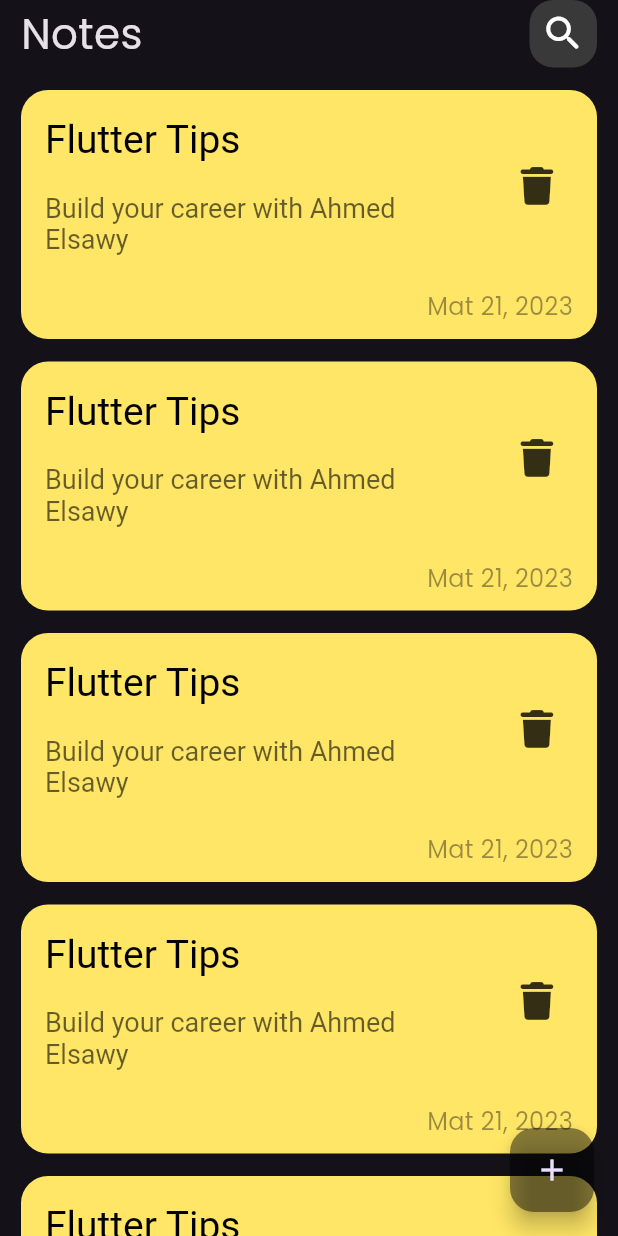
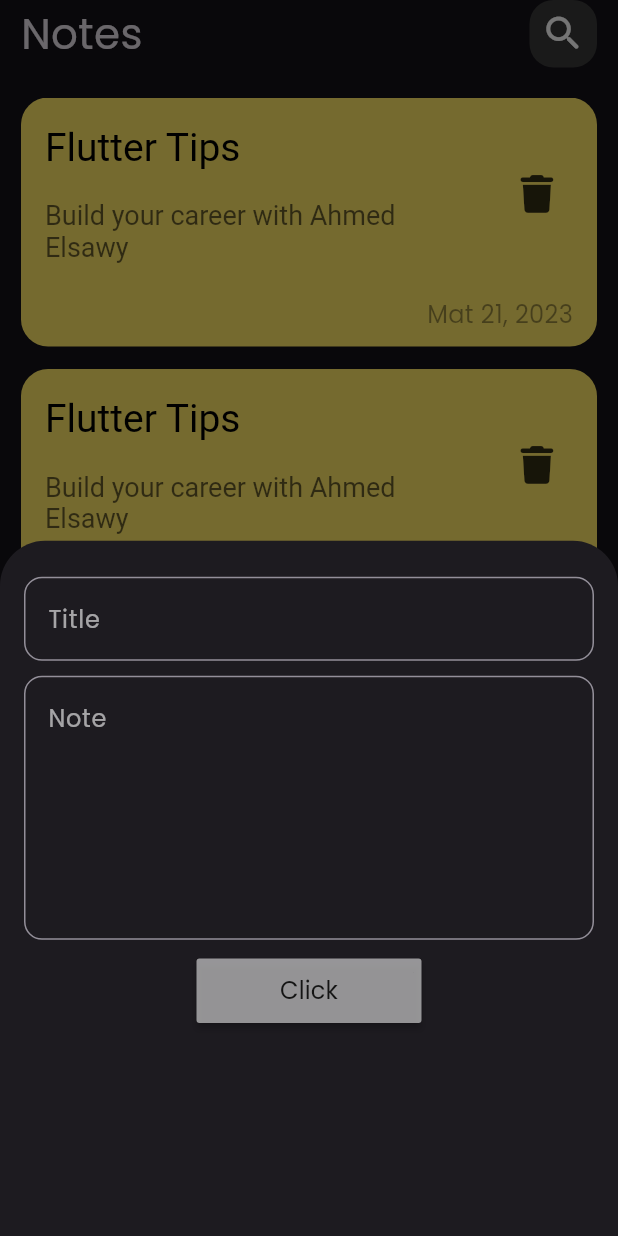
Before and after one commit to A-Elsawy/notes-app, a Flutter app: the screen it shows after launch, after a tap on the "add" icon, on a phone screen of 412 x 824 dp. Run offline on Flutter 3.47's test engine with Material 3 defaults, Android fonts, the phone set to English and light mode, and no system bars; our stand-ins replace font_awesome_flutter.

Commit message:
create bottom sheet

```diff
--- a/lib/views/notes_view.dart
+++ b/lib/views/notes_view.dart
@@ -1,5 +1,6 @@
 import 'package:flutter/material.dart';
-import 'package:notes_app/views/widgets/notes_view_body.dart';
+import 'package:notes_app/widgets/custom_bottom_sheet.dart';
+import 'package:notes_app/widgets/notes_view_body.dart';
 
 class NotesView extends StatelessWidget {
   const NotesView({super.key});
@@ -10,7 +11,18 @@ class NotesView extends StatelessWidget {
       body: const NotesViewBody(),
       // ------------------------
       floatingActionButton: FloatingActionButton(
-        onPressed: () {},
+        onPressed: () {
+          showModalBottomSheet(
+            shape: const RoundedRectangleBorder(
+              borderRadius: BorderRadius.only(
+                topLeft: Radius.circular(30),
+                topRight: Radius.circular(30),
+              ),
+            ),
+            context: context,
+            builder: (context) => const AddCustomNoteBottomSheet(),
+          );
+        },
         backgroundColor: Colors.black45,
         child: const Icon(Icons.add),
       ),
--- /dev/null
+++ b/lib/widgets/custom_app_bar.dart
@@ -0,0 +1,22 @@
+import 'package:flutter/material.dart';
+import 'package:notes_app/widgets/custom_search_icon.dart';
+
+class CustomAppBar extends StatelessWidget {
+  const CustomAppBar({super.key});
+
+  @override
+  Widget build(BuildContext context) {
+    return const Row(
+      mainAxisAlignment: MainAxisAlignment.spaceBetween,
+      children: <Widget>[
+        Text(
+          'Notes',
+          style: TextStyle(
+            fontSize: 28,
+          ),
+        ),
+        CustomSearchIcon(),
+      ],
+    );
+  }
+}
--- /dev/null
+++ b/lib/widgets/custom_bottom_sheet.dart
@@ -0,0 +1,49 @@
+import 'package:flutter/material.dart';
+import 'package:notes_app/widgets/custom_text_field.dart';
+
+class AddCustomNoteBottomSheet extends StatelessWidget {
+  const AddCustomNoteBottomSheet({super.key});
+
+  @override
+  Widget build(BuildContext context) {
+    return Container(
+      decoration: const BoxDecoration(),
+      child: Padding(
+        padding: const EdgeInsets.symmetric(
+          horizontal: 16.0,
+        ),
+        child: Column(
+          children: [
+            const SizedBox(
+              height: 24,
+            ),
+            const CustomTextField(hintText: 'Title'),
+            const SizedBox(
+              height: 10,
+            ),
+            const CustomTextField(
+              hintText: 'Note',
+              maxLines: 6,
+            ),
+            const SizedBox(
+              height: 10,
+            ),
+            MaterialButton(
+              onPressed: () {},
+              color: Colors.white54,
+              minWidth: 150,
+              padding: const EdgeInsets.symmetric(vertical: 10),
+              child: const Text(
+                'Click',
+                style: TextStyle(
+                  color: Colors.black87,
+                  fontSize: 16,
+                ),
+              ),
+            ),
+          ],
+        ),
+      ),
+    );
+  }
+}
--- /dev/null
+++ b/lib/widgets/custom_search_icon.dart
@@ -0,0 +1,23 @@
+import 'package:flutter/material.dart';
+
+class CustomSearchIcon extends StatelessWidget {
+  const CustomSearchIcon({super.key});
+
+  @override
+  Widget build(BuildContext context) {
+    return Container(
+      height: 45,
+      width: 45,
+      decoration: BoxDecoration(
+        borderRadius: BorderRadius.circular(16),
+        color: const Color.fromARGB(255, 57, 57, 57),
+      ),
+      child: const Center(
+        child: Icon(
+          Icons.search_rounded,
+          size: 30,
+        ),
+      ),
+    );
+  }
+}
--- /dev/null
+++ b/lib/widgets/custom_text_field.dart
@@ -0,0 +1,26 @@
+import 'package:flutter/material.dart';
+
+class CustomTextField extends StatelessWidget {
+  final String? hintText;
+  final int? maxLines;
+  const CustomTextField({super.key, this.hintText, this.maxLines});
+
+  @override
+  Widget build(BuildContext context) {
+    return TextField(
+      maxLines: maxLines,
+      decoration: InputDecoration(
+        hintText: hintText,
+        hintStyle: const TextStyle(
+          color: Colors.white60,
+        ),
+        border: OutlineInputBorder(
+          borderRadius: BorderRadius.circular(12),
+          borderSide: const BorderSide(
+            color: Colors.white,
+          ),
+        ),
+      ),
+    );
+  }
+}
--- /dev/null
+++ b/lib/widgets/note_item.dart
@@ -0,0 +1,55 @@
+import 'package:flutter/material.dart';
+import 'package:font_awesome_flutter/font_awesome_flutter.dart';
+
+class NoteItem extends StatelessWidget {
+  final Color? color;
+
+  const NoteItem({super.key, this.color});
+
+  @override
+  Widget build(BuildContext context) {
+    return Container(
+      padding: const EdgeInsets.symmetric(horizontal: 16, vertical: 10),
+      decoration: BoxDecoration(
+        color: color ?? const Color(0xffffe666),
+        borderRadius: BorderRadius.circular(18),
+      ),
+      child: Column(
+        crossAxisAlignment: CrossAxisAlignment.end,
+        children: [
+          ListTile(
+            title: const Text('Flutter Tips'),
+            titleTextStyle: const TextStyle(fontSize: 26, color: Colors.black),
+            contentPadding: const EdgeInsets.all(0),
+            subtitle: const Padding(
+              padding: EdgeInsets.only(top: 20.0),
+              child: Text('Build your career with Ahmed Elsawy'),
+            ),
+            subtitleTextStyle:
+                TextStyle(fontSize: 18, color: Colors.black.withOpacity(0.6)),
+            trailing: IconButton(
+              onPressed: () {},
+              iconSize: 25,
+              icon: Icon(
+                FontAwesomeIcons.trash,
+                color: Colors.black.withOpacity(0.8),
+              ),
+            ),
+          ),
+          // --------------------------------------
+          const SizedBox(
+            height: 15,
+          ),
+          // -----------------------------------
+          Text(
+            'Mat 21, 2023',
+            style: TextStyle(
+              color: Colors.black.withOpacity(0.4),
+              fontSize: 16,
+            ),
+          ),
+        ],
+      ),
+    );
+  }
+}
--- /dev/null
+++ b/lib/widgets/notes_list_view.dart
@@ -0,0 +1,35 @@
+import 'package:flutter/material.dart';
+import 'package:notes_app/widgets/note_item.dart';
+
+class NotesListView extends StatelessWidget {
+  const NotesListView({super.key});
+
+  // final List<Color> data = const [
+  //   Color(0xffffe666),
+  //   Color(0xfff5c27d),
+  //   Color(0xfff6cebf),
+  //   Color(0xffe3b7d2),
+  //   Color(0xffbfe7f6),
+  //   Color(0xfffffff0),
+  //   Color(0xfff5fffa),
+  //   Color(0xffe0ffff),
+  //   Color(0xfffffafa),
+  // ];
+  @override
+  Widget build(BuildContext context) {
+    return Padding(
+      padding: const EdgeInsets.symmetric(vertical: 5.0),
+      child: ListView.separated(
+        shrinkWrap: true,
+        itemBuilder: (context, index) => const NoteItem(
+            // color:
+            //     data.length - 1 <= index ? const Color(0xfffffafa) : data[index])
+            ),
+        itemCount: 20,
+        separatorBuilder: (context, index) => const SizedBox(
+          height: 15,
+        ),
+      ),
+    );
+  }
+}
--- /dev/null
+++ b/lib/widgets/notes_view_body.dart
@@ -0,0 +1,29 @@
+import 'package:flutter/material.dart';
+import 'package:notes_app/widgets/custom_app_bar.dart';
+import 'package:notes_app/widgets/notes_list_view.dart';
+
+class NotesViewBody extends StatelessWidget {
+  const NotesViewBody({super.key});
+
+  @override
+  Widget build(BuildContext context) {
+    return const SafeArea(
+      child: Padding(
+        padding: EdgeInsets.symmetric(
+          horizontal: 14,
+        ),
+        child: Column(
+          children: [
+            CustomAppBar(),
+            SizedBox(
+              height: 15,
+            ),
+            Expanded(
+              child: NotesListView(),
+            ),
+          ],
+        ),
+      ),
+    );
+  }
+}
```
